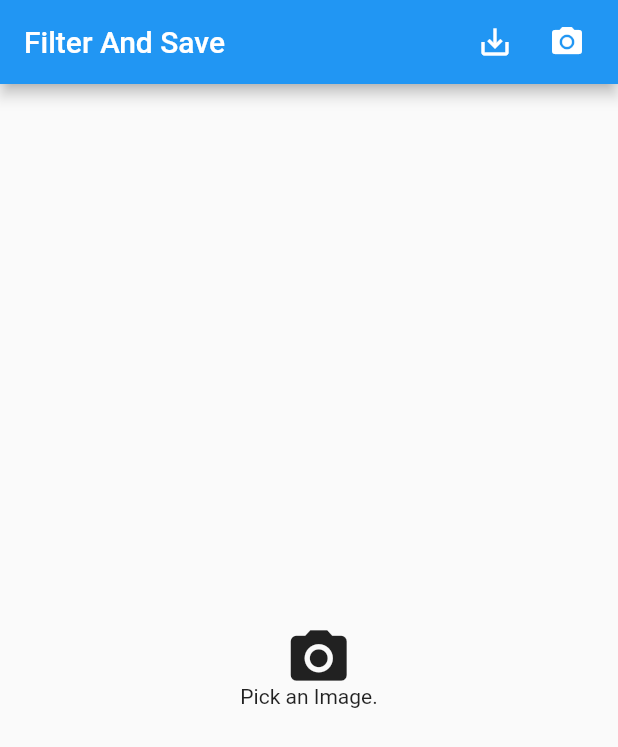
After one commit to khursheed33/contagen, a Flutter app: the screen it shows after launch, after a tap on the "camera alt" icon, on a phone screen of 412 x 824 dp. The commit adds this screen. Shown: the top 747 px of the screen. Run offline on Flutter 3.47's test engine with Material 2 defaults, Android fonts, the light colour scheme and no system bars; our stand-ins replace image_picker, permission_handler, screenshot; missing offline and left inert: photofilters; network calls fail; statements that could not run were skipped.

Commit message:
Pick image and save with filter

```diff
--- a/lib/main.dart
+++ b/lib/main.dart
@@ -1,5 +1,5 @@
 import 'package:contagen/providers/courseProvider.dart';
-import 'package:contagen/screens/saveToCustomFolder.dart';
+import 'package:contagen/screens/filter_image.dart';
 import 'package:flutter/material.dart';
 import 'package:provider/provider.dart';
 
@@ -17,7 +17,7 @@ class MyApp extends StatelessWidget {
             create: (ctx) => CourseProvider(),
           ),
         ],
-        child: SaveFileToCustomFolder(),
+        child: FilterImages(),
       ),
     );
   }
--- /dev/null
+++ b/lib/screens/filter_image.dart
@@ -0,0 +1,149 @@
+import 'dart:io';
+
+import 'package:flutter/material.dart';
+import 'package:image_picker/image_picker.dart';
+import 'package:permission_handler/permission_handler.dart';
+import 'package:photofilters/photofilters.dart';
+import 'package:image/image.dart' as imageLib;
+import 'package:path/path.dart';
+
+class FilterImages extends StatefulWidget {
+  const FilterImages({Key? key}) : super(key: key);
+
+  @override
+  _FilterImagesState createState() => _FilterImagesState();
+}
+
+class _FilterImagesState extends State<FilterImages> {
+  File? _imageFile;
+  String? _savePath;
+  bool _isSaving = false;
+  Future getImage(context) async {
+    final picker = ImagePicker();
+    final pickedFile = await picker.pickImage(source: ImageSource.gallery);
+    if (pickedFile != null) {
+      _imageFile = File(pickedFile.path);
+      _savePath = basename(_imageFile!.path);
+      var image = imageLib.decodeImage(await _imageFile!.readAsBytes());
+      image = imageLib.copyResize(image!, width: 600);
+
+      Map imagefile = await Navigator.push(
+        context,
+        MaterialPageRoute(
+          builder: (context) => PhotoFilterSelector(
+            title: Text("Apply Filter"),
+            image: image!,
+            filters: presetFiltersList,
+            filename: _savePath!,
+            loader: Center(child: CircularProgressIndicator()),
+            fit: BoxFit.contain,
+          ),
+        ),
+      );
+      if (imagefile.containsKey('image_filtered')) {
+        setState(() {
+          _imageFile = imagefile['image_filtered'];
+        });
+        print(_imageFile!.path);
+      }
+    }
+  }
+
+  Future<String> saveImageToCustomFolder() async {
+    setState(() {
+      _isSaving = true;
+    });
+    const folderName = "Filter Images";
+    final Directory path = Directory("storage/emulated/0/$folderName");
+    final PermissionStatus status = await Permission.storage.status;
+    final PermissionStatus extStorage =
+        await Permission.manageExternalStorage.status;
+    if (!status.isGranted) {
+      await Permission.storage.request();
+    }
+    if (!extStorage.isGranted) {
+      await Permission.manageExternalStorage.request();
+    }
+    if ((await path.exists())) {
+      _savePath = path.path;
+      final String _fileName = DateTime.now().toIso8601String();
+      await _imageFile!.copy('$_savePath/$_fileName.png');
+      // _screenshotController.captureAndSave(
+      //   _savePath!, //set path where screenshot will be saved
+      //   fileName: _fileName + '.png',
+      // );
+      setState(() {
+        _isSaving = false;
+      });
+      return path.path;
+    } else {
+      path.create();
+      _savePath = path.path;
+      final String _fileName = DateTime.now().toIso8601String();
+      await _imageFile!.copy('$_savePath/$_fileName.png');
+
+      setState(() {
+        _isSaving = false;
+      });
+      return path.path;
+    }
+  }
+
+  // File? _capturedImage;
+  @override
+  Widget build(BuildContext context) {
+    return Scaffold(
+      appBar: AppBar(
+        title: Text("Filter And Save"),
+        actions: [
+          IconButton(
+            onPressed: () => saveImageToCustomFolder(),
+            icon: Icon(Icons.save_alt),
+          ),
+          if (_isSaving)
+            Center(
+              child: CircularProgressIndicator.adaptive(),
+            ),
+          IconButton(
+            onPressed: () => getImage(context),
+            icon: Icon(Icons.camera_alt),
+          ),
+          SizedBox(width: 10),
+        ],
+      ),
+      body: Container(
+        alignment: Alignment.center,
+        // margin: const EdgeInsets.all(10),
+        child: _imageFile == null
+            ? Container(
+                height: MediaQuery.of(context).size.height,
+                width: MediaQuery.of(context).size.width,
+                alignment: Alignment.center,
+                child: Column(
+                  mainAxisAlignment: MainAxisAlignment.center,
+                  crossAxisAlignment: CrossAxisAlignment.center,
+                  children: [
+                    IconButton(
+                      onPressed: () => getImage(context),
+                      icon: Icon(
+                        Icons.camera_alt,
+                        size: 45,
+                      ),
+                    ),
+                    Text("Pick an Image."),
+                  ],
+                ),
+              )
+            : Container(
+                height: MediaQuery.of(context).size.height,
+                width: MediaQuery.of(context).size.width,
+                decoration: BoxDecoration(
+                  image: DecorationImage(
+                    image: FileImage(_imageFile!),
+                  ),
+                ),
+              ),
+      ),
+    );
+  }
+}
--- a/lib/screens/saveToCustomFolder.dart
+++ b/lib/screens/saveToCustomFolder.dart
@@ -1,9 +1,7 @@
 import 'dart:io';
-import 'dart:typed_data';
 
 import 'package:flutter/material.dart';
 import 'package:image_picker/image_picker.dart';
-import 'package:path_provider/path_provider.dart';
 import 'package:permission_handler/permission_handler.dart';
 import 'package:screenshot/screenshot.dart';
 
@@ -25,6 +23,7 @@ class _SaveFileToCustomFolderState extends State<SaveFileToCustomFolder> {
     );
 
     if (_pickedFile != null) {
+      print("IMAGE::${_pickedFile.path}");
       setState(() {
         _imageFile = File(_pickedFile.path);
       });
@@ -35,7 +34,7 @@ class _SaveFileToCustomFolderState extends State<SaveFileToCustomFolder> {
     setState(() {
       _isSaving = true;
     });
-    const folderName = "AadhaarImage";
+    const folderName = "Filter Images";
     final Directory path = Directory("storage/emulated/0/$folderName");
     final PermissionStatus status = await Permission.storage.status;
     final PermissionStatus extStorage =
@@ -109,15 +108,15 @@ class _SaveFileToCustomFolderState extends State<SaveFileToCustomFolder> {
                 ),
               ),
               SizedBox(height: 10),
+              ElevatedButton(
+                onPressed: pickImage,
+                child: Text("Pick an Image"),
+              ),
               _isSaving
                   ? Center(
                       child: CircularProgressIndicator.adaptive(),
                     )
                   : ElevatedButton(
-                      onPressed: pickImage,
-                      child: Text("Pick an Image"),
-                    ),
-              ElevatedButton(
                       onPressed: () async {
                         saveImageToCustomFolder();
                         // await _screenshotController
--- a/pubspec.yaml
+++ b/pubspec.yaml
@@ -35,6 +35,8 @@ dependencies:
   image_picker: ^0.8.4
   permission_handler: ^8.1.5
   screenshot: ^1.2.3
+  photofilters: ^3.0.1
+  path: ^1.8.0
 
 dev_dependencies:
   flutter_test:
```
Also changed, not shown: lib/screens/instaApp.dart (added, +383 -0 lines), pubspec.lock. Lines whose indentation alone changed are shown as unchanged.
